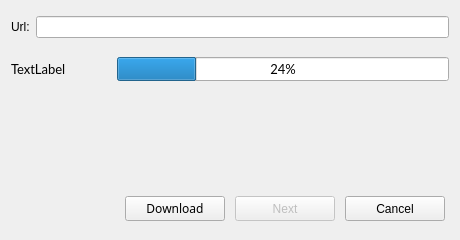
Before: the Qt Designer form src/qt/forms/downloader.ui in VeriConomy/vericoin, drawn with Qt 5.
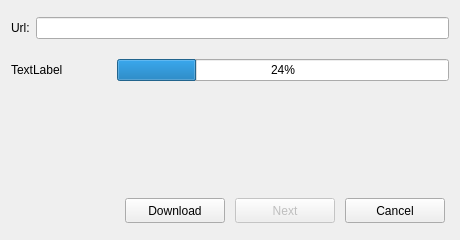
After: the same form once the commit is applied.

Commit message: more on mac fonts

Diff of the .ui file:
```diff
--- a/src/qt/forms/downloader.ui
+++ b/src/qt/forms/downloader.ui
@@ -63,11 +63,6 @@
          <height>25</height>
         </size>
        </property>
-       <property name="font">
-        <font>
-         <family>TakaoPGothic</family>
-        </font>
-       </property>
        <property name="text">
         <string>Download</string>
        </property>
@@ -127,12 +122,6 @@
        <height>70</height>
       </size>
      </property>
-     <property name="font">
-      <font>
-       <family>Lato</family>
-       <pointsize>10</pointsize>
-      </font>
-     </property>
      <property name="text">
       <string/>
      </property>
@@ -175,12 +164,6 @@
          <height>16777215</height>
         </size>
        </property>
-       <property name="font">
-        <font>
-         <family>Lato</family>
-         <pointsize>10</pointsize>
-        </font>
-       </property>
        <property name="text">
         <string>TextLabel</string>
        </property>
@@ -194,12 +177,6 @@
      </item>
      <item>
       <widget class="QProgressBar" name="progressBar">
-       <property name="font">
-        <font>
-         <family>Lato</family>
-         <pointsize>10</pointsize>
-        </font>
-       </property>
        <property name="value">
         <number>24</number>
        </property>
```
The commit also changes 32 other files.
